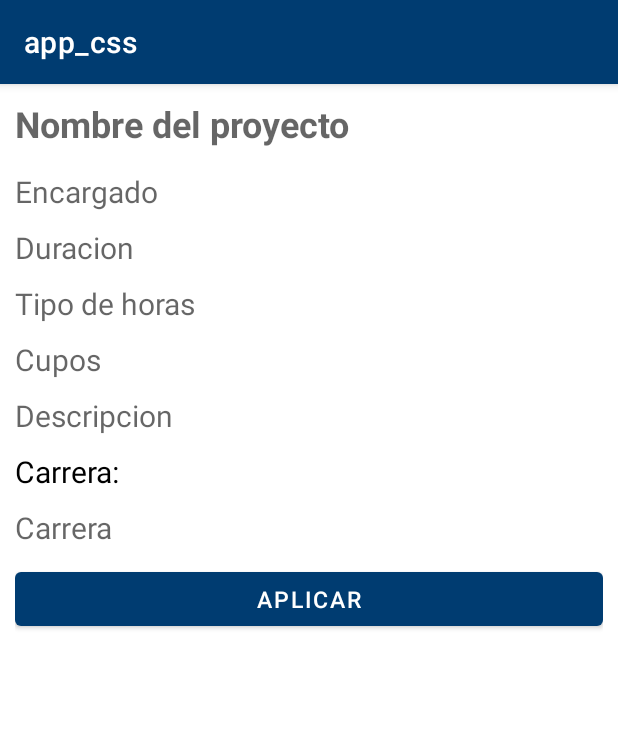
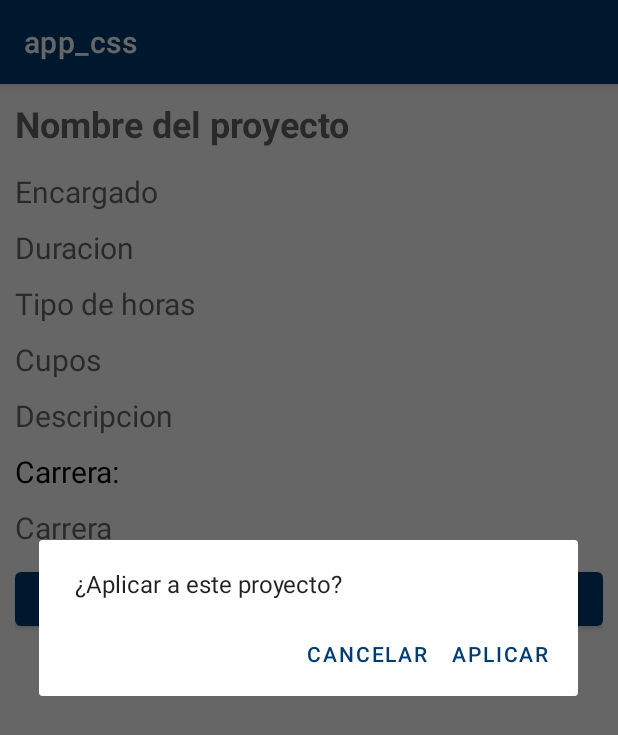
Before and after one commit to MaPache07/CSSApp, an Android app: the ProjectInfoActivity screen opened directly, with no data from a screen before it, after a tap on "APLICAR", on a phone screen of 412 x 824 dp. Shown: the top 735 px of the screen. Run offline under Robolectric (Android 15) with nearby library versions, the phone set to English and light mode, and no system bars; our stand-ins replace Firebase (no records; nobody signed in at launch, a user with empty details on screens opened directly), Room's generated code; 9 statements that could not run were skipped.

Commit message:
Se añadio la funcionalidad para eliminar proyectos (desaplicar), en la ventana ProjectInfoActivity.kt se añadio un alert y se corrigieron pequeños aspectos visuales

```diff
--- a/app/src/main/java/com/uca/app_css/database/daos/ProyectoXEstudianteDAO.kt
+++ b/app/src/main/java/com/uca/app_css/database/daos/ProyectoXEstudianteDAO.kt
@@ -27,6 +27,9 @@ interface ProyectoXEstudianteDAO {
             "INNER JOIN estudiante e ON pe.idEstudiante = e.idEstudiante WHERE e.idEstudiante = :idEstudiante")
     fun getProyectoWithEstudiante(idEstudiante: Int): LiveData<List<Proyecto>>
 
+    @Query("DELETE FROM proyectoXEstudiante WHERE idProyecto = :idProyecto AND idEstudiante = :idEstudiante")
+    suspend fun eliminarProyectoXEstudiante(idProyecto: Int, idEstudiante: Int)
+
     @Query("DELETE FROM proyectoXEstudiante")
     suspend fun nukeProyectoXEstudiante()
 }
--- a/app/src/main/java/com/uca/app_css/database/viewmodels/ProyectViewModel.kt
+++ b/app/src/main/java/com/uca/app_css/database/viewmodels/ProyectViewModel.kt
@@ -111,6 +111,11 @@ class ProyectViewModel(private val app: Application) : AndroidViewModel(app){
 
     fun getProyectoWithEstudiante(idEstudiante: Int) = repository.getProyectoWithEstudiante(idEstudiante)
 
+    fun eliminarProyectoXEstudiante(idProyecto: Int, idEstudiante: Int) = viewModelScope.launch(Dispatchers.IO) {
+        repository.eliminarProyectoXEstudiante(idProyecto, idEstudiante)
+        repository.deleteProyectoXEstudiante(idProyecto, idEstudiante)
+    }
+
     //GETFireBase
 
     //Extrae las facultades de Firestore y las inserta en la base de datos local
--- a/app/src/main/java/com/uca/app_css/ui/activities/ProjectInfoActivity.kt
+++ b/app/src/main/java/com/uca/app_css/ui/activities/ProjectInfoActivity.kt
@@ -2,14 +2,17 @@ package com.uca.app_css.ui.activities
 
 import android.annotation.SuppressLint
 import android.content.Context
+import android.content.DialogInterface
 import android.content.pm.ActivityInfo
 import android.net.ConnectivityManager
 import androidx.appcompat.app.AppCompatActivity
 import android.os.Bundle
+import android.util.Log
 import android.view.View
 import android.widget.Button
 import android.widget.TextView
 import android.widget.Toast
+import androidx.appcompat.app.AlertDialog
 import androidx.lifecycle.ViewModelProvider
 import com.uca.app_css.R
 import com.uca.app_css.database.entities.Proyecto
@@ -37,18 +40,20 @@ class ProjectInfoActivity : AppCompatActivity() {
     private lateinit var applyBtn: Button
     private lateinit var projectViewModel: ProyectViewModel
     private lateinit var proyecto: Proyecto
+    private lateinit var alertBuilder: AlertDialog.Builder
     private var flagApply: Boolean = false
 
     override fun onCreate(savedInstanceState: Bundle?) {
         requestedOrientation = ActivityInfo.SCREEN_ORIENTATION_PORTRAIT
         super.onCreate(savedInstanceState)
         setContentView(R.layout.activity_project_info)
+        initData()
         bindData()
     }
 
     //Funcion que recibe y enlaza la data con la vista
     @SuppressLint("SetTextI18n")
-    fun bindData(){
+    fun initData(){
         //Proyecto del cual se mostrará la información
         proyecto = intent.extras!!.getParcelable(PROJECT_KEY)!!
         //Variable que nos dice si el proyecto en cuestión ya ha sido aplicado o no
@@ -65,10 +70,11 @@ class ProjectInfoActivity : AppCompatActivity() {
         majorPerfilTxt = findViewById(R.id.project_major_perfil)
         applyBtn = findViewById(R.id.apply_btn)
 
-        //Dependiendo si el proyecto ya ha sido aplicado o no se motrará un botón para aplicar a el
-        if(flagApply) applyBtn.visibility = View.INVISIBLE
-        else applyBtn.setOnClickListener(clickListener)
+        //Dialogo para confirmar la accion (Ya sea aplicar al proyecto o desaplicar)
+        alertBuilder = AlertDialog.Builder(this)
+    }
 
+    fun bindData(){
         nameTxt.text = proyecto.nombre
         onChargeTxt.text = proyecto.encargado
         durationTxt.text = "Duración: ${proyecto.fecha_inicio} a ${proyecto.fecha_fin}"
@@ -90,11 +96,33 @@ class ProjectInfoActivity : AppCompatActivity() {
                 majorPerfilTxt.text = carrerasTxt
             }
         })
+
+        //Se aplica el clickLister para mostrar el AlertDialog
+        applyBtn.setOnClickListener { alertBuilder.create().show() }
+
+        //Dependiendo si el proyecto ya ha sido aplicado o no se motrará un botón para aplicar a el
+        if(flagApply){ //Ya ha aplicado
+            applyBtn.text = getString(R.string.des_apply)
+            alertBuilder.setMessage(R.string.confirm_des_apply)
+            //Se define el texto del boton como "Eliminar" y se aplica el clickLister para eliminar
+            alertBuilder.setPositiveButton(R.string.ok_des_apply){ dialogInterface, i ->
+                projectViewModel.eliminarProyectoXEstudiante(proyecto.idProyecto, pref.idEstudiante)
+                //A la ve se cierra la actividad
+                finish()
+            }
+        }
+        else { //No ha aplicado
+            alertBuilder.setMessage(R.string.confirm_apply)
+            //Se define el texto del boton como "Aplicar" y se aplica el clickLister para aplicar
+            alertBuilder.setPositiveButton(R.string.apply, clickListener)
+        }
+        //Se define el clickListener para el boton "Cancelar"
+        alertBuilder.setNegativeButton(R.string.cancel_des_apply, {dialogInterface, i -> })
     }
 
     //Metodo para aplicar a un proyecto
     @SuppressLint("SimpleDateFormat")
-    val clickListener = View.OnClickListener {
+    val clickListener = DialogInterface.OnClickListener {dialogInterface, i ->
         val cm = getSystemService(Context.CONNECTIVITY_SERVICE) as ConnectivityManager
         val activeNetwork = cm.activeNetworkInfo
         //Primero, se verifica que exista conexión a internet
--- a/app/src/main/java/com/uca/app_css/ui/fragments/MyProjectsFragment.kt
+++ b/app/src/main/java/com/uca/app_css/ui/fragments/MyProjectsFragment.kt
@@ -50,6 +50,10 @@ class MyProjectsFragment : Fragment(){
                 recyclerView.visibility = View.VISIBLE
                 emptyTxt.visibility = View.GONE
             }
+            else{
+                recyclerView.visibility = View.GONE
+                emptyTxt.visibility = View.VISIBLE
+            }
         })
     }
 
--- a/app/src/main/res/values/strings.xml
+++ b/app/src/main/res/values/strings.xml
@@ -11,6 +11,12 @@
     <string name="login_signup_hint">Don\'t have an account? Sign Up</string>
     <string name="log_out">Cerrar sesión</string>
     <string name="apply">Aplicar</string>
+    <string name="des_apply">Eliminar</string>
+    <string name="confirm_des_apply">¿Eliminar este proyecto?</string>
+    <string name="confirm_apply">¿Aplicar a este proyecto?</string>
+    <string name="ok_des_apply">ELIMINAR</string>
+    <string name="cancel_des_apply">CANCELAR</string>
+
     <string name="not_applied_projects">No se ha aplicado a ningún proyecto todavía</string>
     <string name="social_services_options">Opciones de servicio social</string>
 
```
Also changed, not shown: app/src/main/java/com/uca/app_css/database/repositories/ProyectRepository.kt (+17 -1 lines), app/src/main/res/layout/cardview_my_projects.xml (+3 -4 lines).
